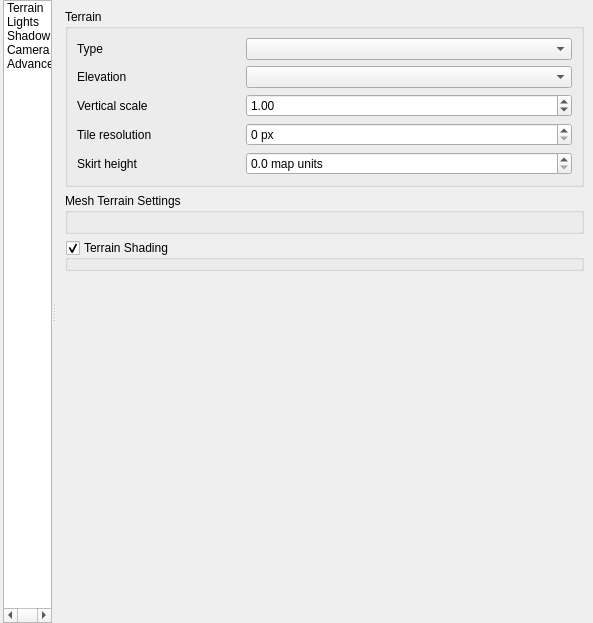
qgis/QGIS, file src/ui/3d/map3dconfigwidget.ui: the form before one commit.
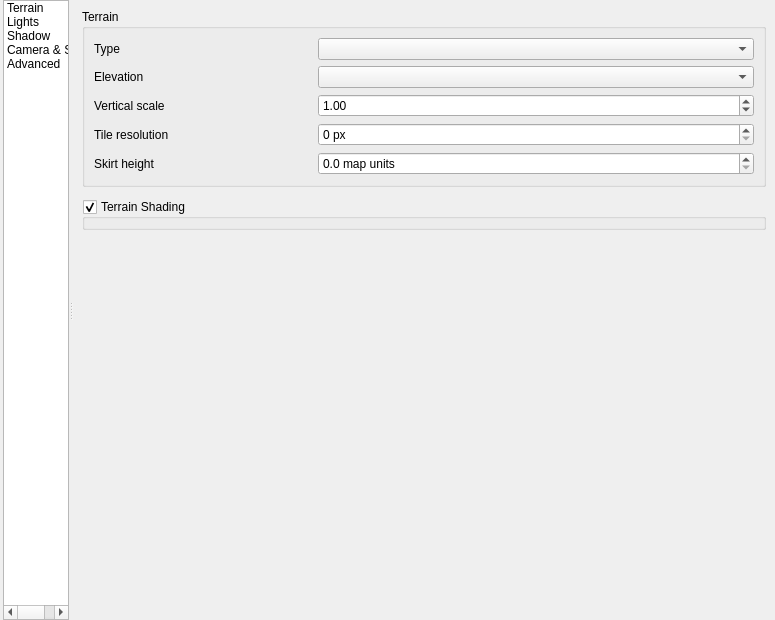
The form after the commit. Icons and pictures are not drawn. Custom widgets are drawn as their Qt base class.

Commit message: Avoid double nested group box in 3d mesh terrain settings

Patch:
```diff
--- a/src/ui/3d/map3dconfigwidget.ui
+++ b/src/ui/3d/map3dconfigwidget.ui
@@ -6,8 +6,8 @@
    <rect>
     <x>0</x>
     <y>0</y>
-    <width>593</width>
-    <height>623</height>
+    <width>775</width>
+    <height>620</height>
    </rect>
   </property>
   <property name="windowTitle">
@@ -179,7 +179,7 @@
           <number>0</number>
          </property>
          <widget class="QWidget" name="mPageTerrain">
-	  <layout class="QVBoxLayout" name="verticalLayout_61">
+          <layout class="QVBoxLayout" name="verticalLayout_61">
            <item>
             <widget class="QgsScrollArea" name="scrollAreaTerrain">
              <property name="frameShape">
@@ -294,22 +294,19 @@
                 </widget>
                </item>
                <item>
-                <widget class="QGroupBox" name="groupMeshTerrainShading">
-                 <property name="title">
-                  <string>Mesh Terrain Settings</string>
-                 </property>
+                <widget class="QFrame" name="groupMeshTerrainShading">
                  <layout class="QVBoxLayout" name="verticalLayout">
                   <property name="leftMargin">
-                   <number>9</number>
+                   <number>0</number>
                   </property>
                   <property name="topMargin">
-                   <number>9</number>
+                   <number>0</number>
                   </property>
                   <property name="rightMargin">
-                   <number>9</number>
+                   <number>0</number>
                   </property>
                   <property name="bottomMargin">
-                   <number>9</number>
+                   <number>0</number>
                   </property>
                  </layout>
                 </widget>
@@ -789,23 +786,23 @@
   </layout>
  </widget>
  <customwidgets>
-  <customwidget>
-   <class>QgsCollapsibleGroupBox</class>
-   <extends>QGroupBox</extends>
-   <header>qgscollapsiblegroupbox.h</header>
-   <container>1</container>
-  </customwidget>
-  <customwidget>
-   <class>QgsScrollArea</class>
-   <extends>QScrollArea</extends>
-   <header>qgsscrollarea.h</header>
-   <container>1</container>
-  </customwidget>
   <customwidget>
    <class>QgsDoubleSpinBox</class>
    <extends>QDoubleSpinBox</extends>
    <header>qgsdoublespinbox.h</header>
   </customwidget>
+  <customwidget>
+   <class>QgsScrollArea</class>
+   <extends>QScrollArea</extends>
+   <header>qgsscrollarea.h</header>
+   <container>1</container>
+  </customwidget>
+  <customwidget>
+   <class>QgsCollapsibleGroupBox</class>
+   <extends>QGroupBox</extends>
+   <header>qgscollapsiblegroupbox.h</header>
+   <container>1</container>
+  </customwidget>
   <customwidget>
    <class>QgsPhongMaterialWidget</class>
    <extends>QWidget</extends>
```
Left out of the diff: 19 changed lines with no effect on the pictures.
